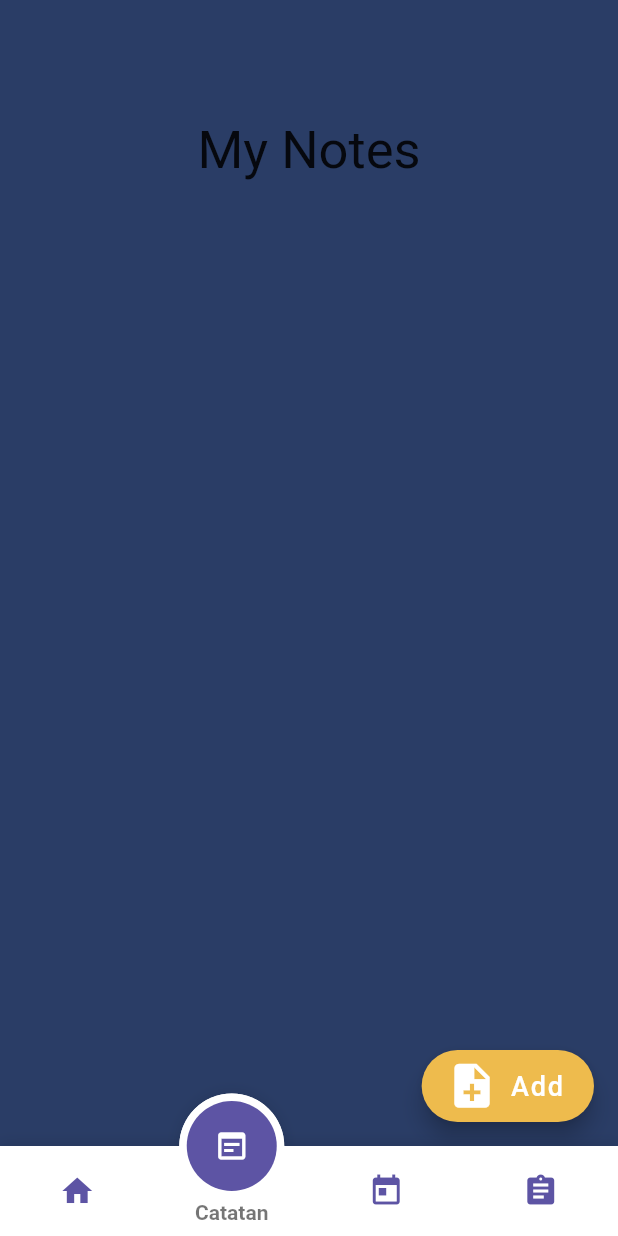
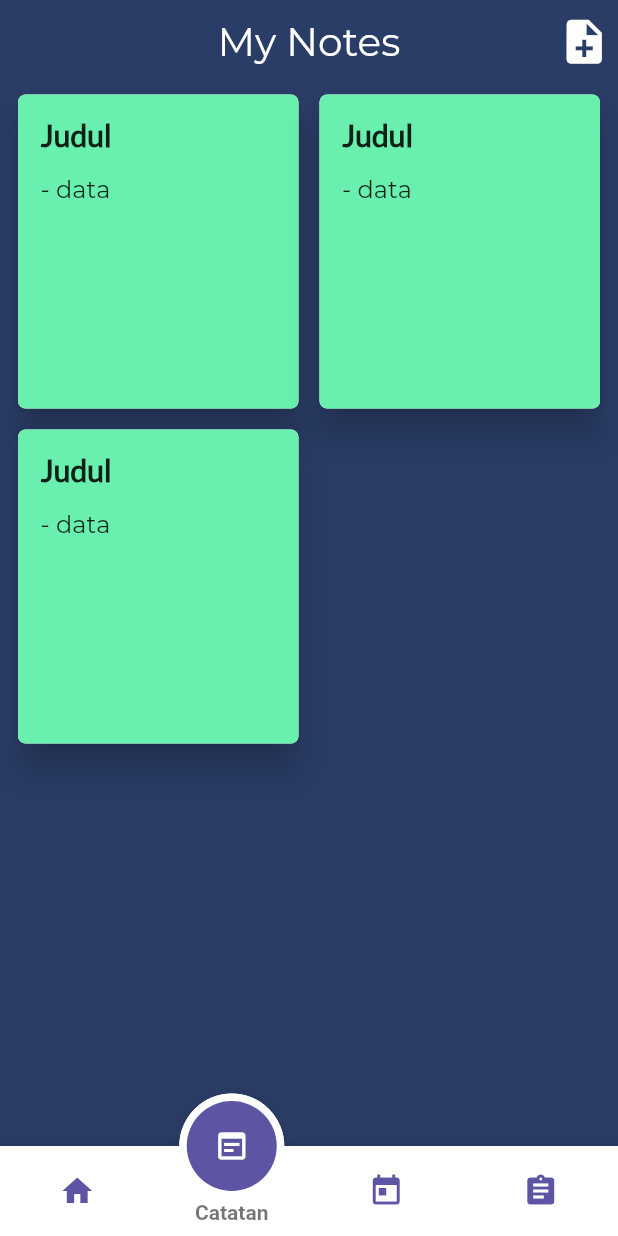
Before and after one commit to argasur/ReminderApp_V2, a Flutter app: the screen it shows after launch, item 2 of the bottom bar chosen, on a phone screen of 412 x 824 dp. Run offline on Flutter 3.47's test engine with Material 2 defaults, Android fonts, the light colour scheme and no system bars; drawn by our look-alikes of fancy_bottom_navigation.

Commit message:
Menambahkan Layout Notes Screen

```diff
--- a/lib/main.dart
+++ b/lib/main.dart
@@ -13,6 +13,7 @@ class MyApp extends StatelessWidget {
   @override
   Widget build(BuildContext context) {
     return MaterialApp(
+      debugShowCheckedModeBanner: false,
       home: MyHomePage(),
     );
   }
--- a/lib/views/notes_screen.dart
+++ b/lib/views/notes_screen.dart
@@ -9,27 +9,132 @@ class _NotesScreenState extends State<NotesScreen> {
   @override
   Widget build(BuildContext context) {
     return Scaffold(
+      appBar: AppBar(
+        backgroundColor: Colors.transparent,
+        elevation: 0,
+        title: Text(
+          'My Notes',
+          style: TextStyle(fontFamily: 'Montserrat', fontSize: 26),
+        ),
+        centerTitle: true,
+        actions: [
+          IconButton(
+              icon: Icon(
+                Icons.note_add,
+                size: 35,
+              ),
+              onPressed: () {
+                showModalBottomSheet(
+                    context: context,
+                    clipBehavior: Clip.antiAlias,
+                    useRootNavigator: true,
+                    isScrollControlled: true,
+                    shape: RoundedRectangleBorder(
+                      borderRadius: BorderRadius.vertical(
+                        top: Radius.circular(24),
+                      ),
+                    ),
+                    builder: (context) {
+                      return Container(
+                        padding: EdgeInsets.only(
+                            bottom: MediaQuery.of(context).viewInsets.bottom,
+                            top: 32,
+                            right: 32,
+                            left: 32),
+                        height: MediaQuery.of(context).size.height,
+                        child: Form(
+                            child: Column(
+                          children: [
+                            Text(
+                              'Tambah Catatan',
+                              style: TextStyle(
+                                  fontSize: 20,
+                                  fontWeight: FontWeight.bold,
+                                  fontFamily: 'Montserrat'),
+                            ),
+                            SizedBox(
+                              height: 30,
+                            ),
+                            TextFormField(
+                              maxLength: 30,
+                              decoration: InputDecoration(
+                                  border: OutlineInputBorder(),
+                                  hintText: 'Text'),
+                            ),
+                            TextFormField(
+                              maxLines: 10,
+                              decoration: InputDecoration(
+                                  border: OutlineInputBorder(),
+                                  hintText: 'Write Somethings...'),
+                            ),
+                            SizedBox(
+                              height: 15,
+                            ),
+                            Row(
+                              mainAxisAlignment: MainAxisAlignment.spaceBetween,
+                              children: [
+                                FloatingActionButton.extended(
+                                    onPressed: () {
+                                      Navigator.of(context).pop();
+                                    },
+                                    backgroundColor: Colors.red,
+                                    icon: Icon(Icons.backspace),
+                                    label: Text('Kembali')),
+                                FloatingActionButton.extended(
+                                    onPressed: () {},
+                                    icon: Icon(Icons.add_box),
+                                    label: Text('Simpan')),
+                              ],
+                            )
+                          ],
+                        )),
+                      );
+                    });
+              })
+        ],
+      ),
       backgroundColor: Colors.transparent,
-      body: Center(
-        child: Container(
-            padding: EdgeInsets.only(top: 80),
-            child: Column(
-              children: [
-                Text(
-                  "My Notes",
-                  style: TextStyle(fontSize: 35),
-                )
-              ],
-            )),
-      ),
-      floatingActionButton: FloatingActionButton.extended(
-        backgroundColor: Color(0xFFeebb4d),
-        onPressed: () {},
-        icon: Icon(
-          Icons.note_add,
-          size: 35,
-        ),
-        label: Text('Add', style: TextStyle(fontSize: 18)),
+      body: GridView.count(
+        padding: EdgeInsets.symmetric(horizontal: 5),
+        childAspectRatio: 0.9,
+        crossAxisCount: 2,
+        children: List.generate(3, (index) {
+          return Card(
+              shape: RoundedRectangleBorder(
+                borderRadius: BorderRadius.circular(5.0),
+              ),
+              margin: EdgeInsets.all(7),
+              elevation: 10,
+              child: Container(
+                padding: EdgeInsets.symmetric(vertical: 15, horizontal: 15),
+                decoration: BoxDecoration(
+                    color: Colors.greenAccent[200],
+                    borderRadius: BorderRadius.circular(5.0)),
+                child: Column(
+                  crossAxisAlignment: CrossAxisAlignment.start,
+                  children: [
+                    Text(
+                      "Judul",
+                      style: TextStyle(
+                          fontSize: 20,
+                          fontWeight: FontWeight.bold,
+                          fontFamily: 'Lato'),
+                      overflow: TextOverflow.ellipsis,
+                    ),
+                    SizedBox(
+                      height: 15,
+                    ),
+                    Text(
+                      "- data",
+                      style: TextStyle(
+                          fontSize: 16,
+                          color: Colors.black87,
+                          fontFamily: 'Montserrat'),
+                    )
+                  ],
+                ),
+              ));
+        }),
       ),
     );
   }
```
Also changed, not shown: pubspec.lock.
